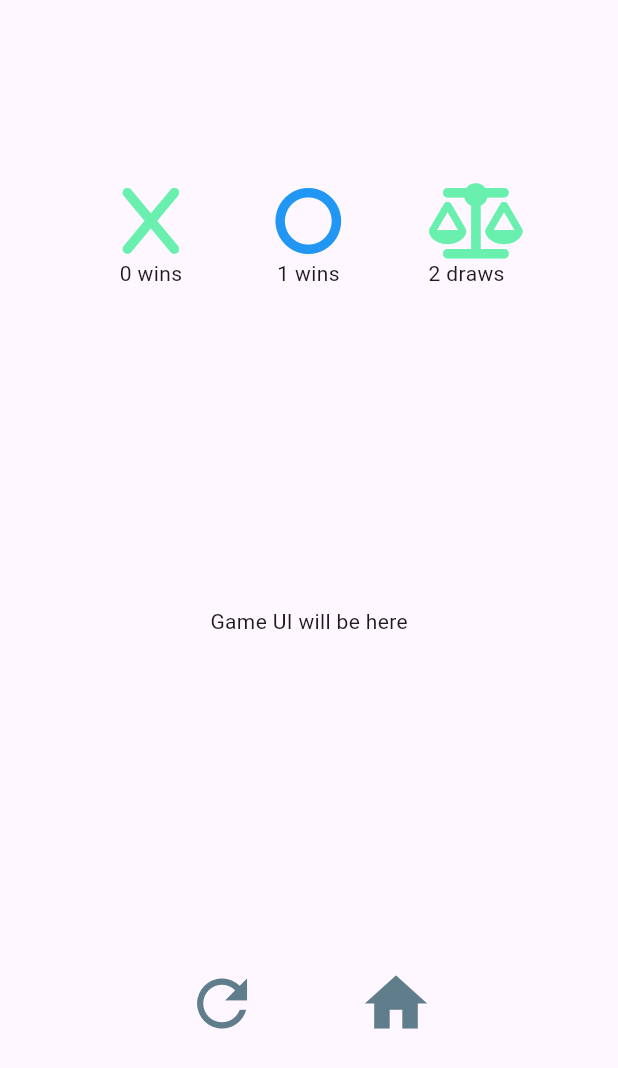
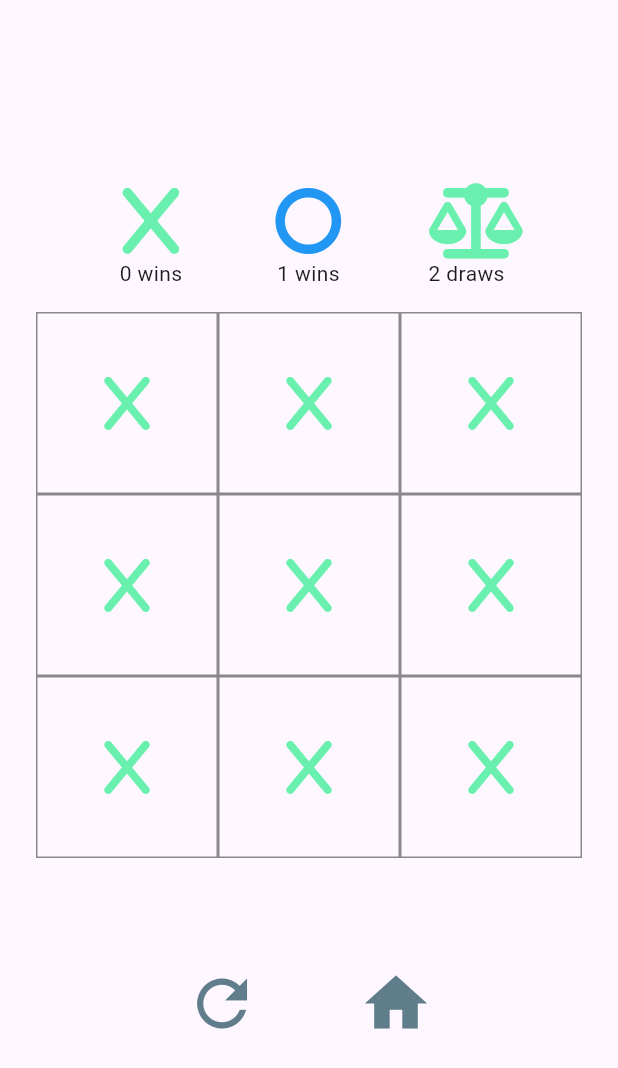
Before and after one commit to H11TM4N/Tic-Tac-Toe, a Flutter app: the screen it shows after launch, after a tap on "With AI", on a phone screen of 412 x 824 dp. Shown: the top 1068 px of the screen. Run offline on Flutter 3.47's test engine with Material 2 defaults, Android fonts, the phone set to English and light mode, and no system bars; our stand-ins replace animated_text_kit, font_awesome_flutter.

Commit message:
Provider

```diff
--- a/lib/Screens/game_ui_screen.dart
+++ b/lib/Screens/game_ui_screen.dart
@@ -1,4 +1,6 @@
 import 'package:flutter/material.dart';
+import 'package:provider/provider.dart';
+import 'package:tic_tac_toe/providers/game_ui_provider.dart';
 import 'package:tic_tac_toe/widgets/for_ingame_ui/wins_and_draws.dart';
 import '../utils/buttons.dart';
 
@@ -7,6 +9,7 @@ class MainUI extends StatelessWidget {
 
   @override
   Widget build(BuildContext context) {
+    GameUIProvider gameUIProvider = Provider.of<GameUIProvider>(context);
     return Scaffold(
       body: Padding(
         padding: const EdgeInsets.all(8.0),
@@ -23,8 +26,27 @@ class MainUI extends StatelessWidget {
               padding: const EdgeInsets.all(16.0),
               child: SizedBox(
                 height: MediaQuery.of(context).size.height * .50,
-                child: const Center(
-                  child: Text('Game UI will be here'),
+                child: Center(
+                  child: Expanded(
+                    child: GridView.builder(
+                      gridDelegate:
+                          const SliverGridDelegateWithFixedCrossAxisCount(
+                        crossAxisCount: 3,
+                      ),
+                      itemCount: 9,
+                      itemBuilder: (BuildContext contex, index) {
+                        return GestureDetector(
+                          onTap: () {},
+                          child: Container(
+                            decoration: BoxDecoration(
+                              border: Border.all(color: Colors.black45),
+                            ),
+                            child: Center(child: gameUIProvider.xButton),
+                          ),
+                        );
+                      },
+                    ),
+                  ),
                 ),
               ),
             ),
--- a/lib/main.dart
+++ b/lib/main.dart
@@ -1,5 +1,7 @@
 import 'package:flutter/material.dart';
+import 'package:provider/provider.dart';
 import 'package:tic_tac_toe/home_page.dart';
+import 'package:tic_tac_toe/providers/game_ui_provider.dart';
 
 void main() {
   runApp(const MyApp());
@@ -9,7 +11,9 @@ class MyApp extends StatelessWidget {
   const MyApp({super.key});
   @override
   Widget build(BuildContext context) {
-    return MaterialApp(
+    return ChangeNotifierProvider(
+      create: (context) => GameUIProvider(),
+      child: MaterialApp(
         debugShowCheckedModeBanner: false,
         title: 'Flutter Demo',
         theme: ThemeData(
@@ -17,6 +21,7 @@ class MyApp extends StatelessWidget {
           useMaterial3: true,
         ),
         home: const HomePage(),
+      ),
     );
   }
 }
--- /dev/null
+++ b/lib/providers/game_ui_provider.dart
@@ -0,0 +1,16 @@
+import 'package:flutter/material.dart';
+import 'package:font_awesome_flutter/font_awesome_flutter.dart';
+
+class GameUIProvider extends ChangeNotifier {
+  Icon xButton = const Icon(
+    FontAwesomeIcons.x,
+    size: 40,
+    color: Colors.greenAccent,
+  );
+
+  Icon oButton = const Icon(
+    FontAwesomeIcons.o,
+    size: 40,
+    color: Colors.blue,
+  );
+}
--- a/lib/utils/buttons.dart
+++ b/lib/utils/buttons.dart
@@ -27,7 +27,7 @@ Icon xButton = const Icon(
   color: Colors.greenAccent,
 );
 
-Icon yButton = const Icon(
+Icon oButton = const Icon(
   FontAwesomeIcons.o,
   size: 50,
   color: Colors.blue,
--- a/lib/widgets/for_ingame_ui/wins_and_draws.dart
+++ b/lib/widgets/for_ingame_ui/wins_and_draws.dart
@@ -28,7 +28,7 @@ class WinsnDraws extends StatelessWidget {
           ),
           Column(
             children: [
-              yButton,
+              oButton,
               Text('$ynum wins'),
             ],
           ),
--- a/pubspec.yaml
+++ b/pubspec.yaml
@@ -30,6 +30,7 @@ environment:
 dependencies:
   flutter:
     sdk: flutter
+  provider: ^6.0.5
   animated_text_kit: ^4.2.2
   font_awesome_flutter: ^10.5.0
 
```
Also changed, not shown: pubspec.lock. Lines whose indentation alone changed are shown as unchanged.
